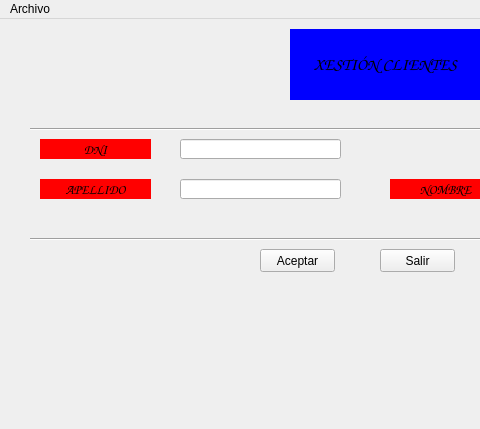
First picture: the form in ventana.ui, repository xMrAvocado/ProyDos, before the edit; both pictures show x 0 to 480 and y 0 to 429 of the 794 by 429 pixel window.
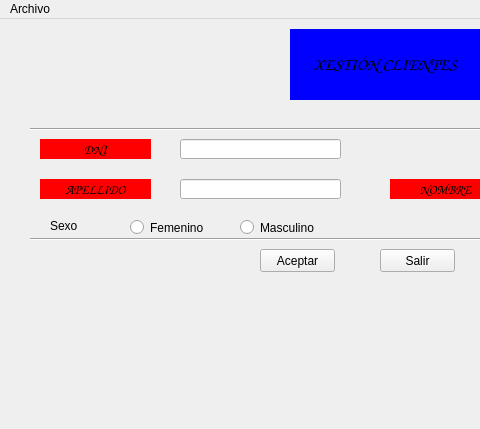
Second picture: the form after the edit.

Commit message: Qt Actualizado

The edit to the form file:
```diff
--- a/ventana.ui
+++ b/ventana.ui
@@ -268,6 +268,45 @@
      <string/>
     </property>
    </widget>
+   <widget class="QLabel" name="lblSexo">
+    <property name="geometry">
+     <rect>
+      <x>50</x>
+      <y>200</y>
+      <width>47</width>
+      <height>13</height>
+     </rect>
+    </property>
+    <property name="text">
+     <string>Sexo</string>
+    </property>
+   </widget>
+   <widget class="QRadioButton" name="rbtFem">
+    <property name="geometry">
+     <rect>
+      <x>130</x>
+      <y>200</y>
+      <width>82</width>
+      <height>17</height>
+     </rect>
+    </property>
+    <property name="text">
+     <string>Femenino</string>
+    </property>
+   </widget>
+   <widget class="QRadioButton" name="rbtMasc">
+    <property name="geometry">
+     <rect>
+      <x>240</x>
+      <y>200</y>
+      <width>82</width>
+      <height>17</height>
+     </rect>
+    </property>
+    <property name="text">
+     <string>Masculino</string>
+    </property>
+   </widget>
   </widget>
   <widget class="QMenuBar" name="menubar">
    <property name="geometry">
```
The commit also changes 1 other file.
